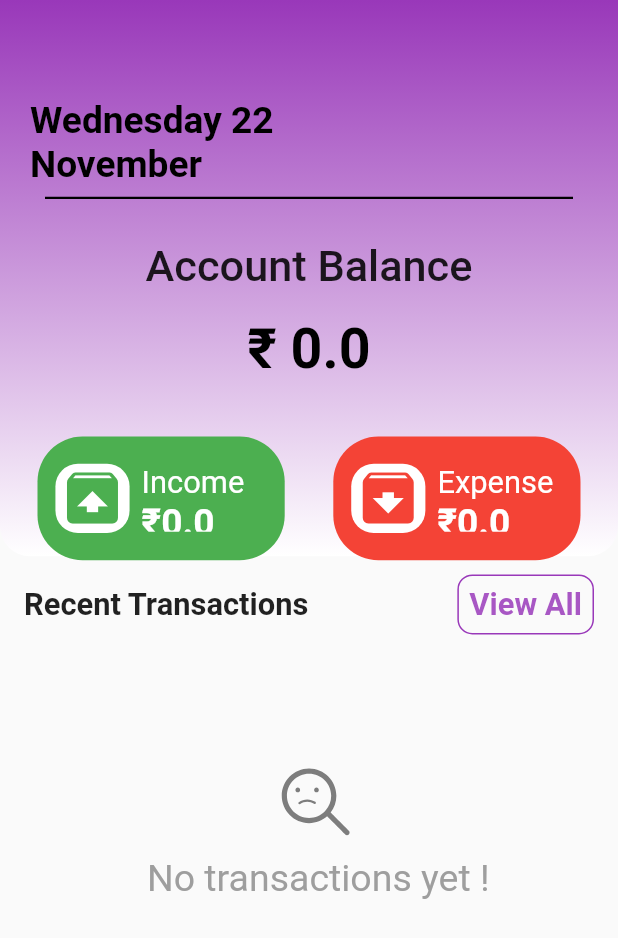
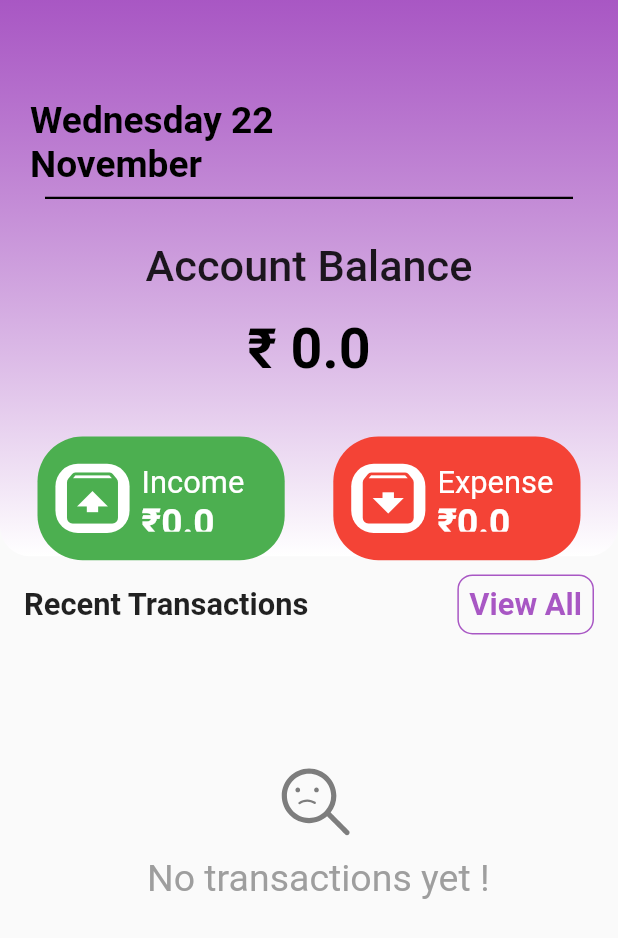
Before and after one commit to BIBINKB97/fund_flow, a Flutter app: the HomePage screen opened directly, on a phone screen of 412 x 824 dp. Shown: the top 938 px of the screen. Run offline on Flutter 3.47's test engine with Material 2 defaults, Android fonts, the phone set to English and light mode, and no system bars; our stand-ins replace flutter_slidable, google_fonts, hive, hive_flutter, iconly, lottie and 2 more; accounts and stored records are empty.

Commit message:
changing colors

```diff
--- a/lib/utils/colors.dart
+++ b/lib/utils/colors.dart
@@ -2,8 +2,10 @@ import 'package:flutter/material.dart';
 
 const kwhite = Colors.white;
 const kblack = Colors.black;
+const ktheme = Color.fromARGB(210, 151, 52, 184);
 const kred = Colors.red;
 const kgreen = Colors.green;
+const kblue = Colors.blue;
 const klight3 = Color.fromARGB(79, 177, 250, 186);
 const kgrey = Color.fromARGB(255, 132, 131, 131);
 const kAppbarWhite = Color.fromARGB(0, 255, 255, 255);
--- a/lib/view/home_page/home_page.dart
+++ b/lib/view/home_page/home_page.dart
@@ -1,5 +1,6 @@
 import 'package:flutter/material.dart';
 import 'package:fund_flow/database/transaction_db/transaction_db.dart';
+import 'package:fund_flow/utils/colors.dart';
 import 'package:fund_flow/view/home_page/balance/balance.dart';
 import 'package:fund_flow/view/home_page/recent_transactions/recent.dart';
 import 'package:fund_flow/view/transaction_list/transaction_list.dart';
@@ -28,8 +29,8 @@ class HomePage extends StatelessWidget {
                   begin: Alignment.topCenter,
                   end: Alignment.bottomCenter,
                   colors: const [
-                    Color.fromARGB(250, 151, 52, 184),
-                    Colors.white,
+              ktheme,
+                  kwhite,
                   ],
                 ),
               ),
@@ -46,7 +47,7 @@ class HomePage extends StatelessWidget {
                       style: TextStyle(
                         fontSize: MediaQuery.of(context).size.width * 0.06,
                         fontWeight: FontWeight.w600,
-                        color: Colors.black,
+                        color: kblack,
                       ),
                     ),
                   ),
@@ -54,7 +55,7 @@ class HomePage extends StatelessWidget {
                     indent: 30,
                     endIndent: 30,
                     thickness: 1.5,
-                    color: Colors.black,
+                    color: kblack,
                   ),
                   SizedBox(
                     height: MediaQuery.of(context).size.height * 0.025,
@@ -82,7 +83,7 @@ class HomePage extends StatelessWidget {
                               style: TextStyle(
                                 fontSize:
                                     MediaQuery.of(context).size.width * 0.09,
-                                color: Colors.black,
+                                color: kblack,
                                 fontWeight: FontWeight.w700,
                               ),
                             ),
@@ -103,7 +104,7 @@ class HomePage extends StatelessWidget {
                           width: MediaQuery.of(context).size.width * 0.4,
                           height: MediaQuery.of(context).size.height * 0.1,
                           decoration: BoxDecoration(
-                            color: Colors.green,
+                            color: kgreen,
                             borderRadius: BorderRadius.all(
                               Radius.circular(30),
                             ),
@@ -121,11 +122,11 @@ class HomePage extends StatelessWidget {
                                 decoration: BoxDecoration(
                                   borderRadius:
                                       BorderRadius.all(Radius.circular(15)),
-                                  color: Colors.white,
+                                  color: kwhite,
                                 ),
                                 child: Icon(
                                   Icons.unarchive,
-                                  color: Colors.green,
+                                  color: kgreen,
                                   size:
                                       MediaQuery.of(context).size.width * 0.11,
                                 ),
@@ -139,7 +140,7 @@ class HomePage extends StatelessWidget {
                                     Text(
                                       'Income',
                                       style: TextStyle(
-                                        color: Colors.white,
+                                        color:kwhite,
                                         fontSize:
                                             MediaQuery.of(context).size.width *
                                                 0.05,
@@ -164,7 +165,7 @@ class HomePage extends StatelessWidget {
                                                       .size
                                                       .width *
                                                   0.06,
-                                              color: Colors.white,
+                                              color: kwhite,
                                               fontWeight: FontWeight.w600,
                                             ),
                                             overflow: TextOverflow.ellipsis,
@@ -185,7 +186,7 @@ class HomePage extends StatelessWidget {
                           width: MediaQuery.of(context).size.width * 0.4,
                           height: MediaQuery.of(context).size.height * 0.1,
                           decoration: BoxDecoration(
-                            color: Colors.red,
+                            color: kred,
                             borderRadius: BorderRadius.all(
                               Radius.circular(30),
                             ),
@@ -203,11 +204,11 @@ class HomePage extends StatelessWidget {
                                 decoration: BoxDecoration(
                                   borderRadius:
                                       BorderRadius.all(Radius.circular(15)),
-                                  color: Colors.white,
+                                  color: kwhite,
                                 ),
                                 child: Icon(
                                   Icons.archive,
-                                  color: Colors.red,
+                                  color: kred,
                                   size:
                                       MediaQuery.of(context).size.width * 0.11,
                                 ),
@@ -221,7 +222,7 @@ class HomePage extends StatelessWidget {
                                     Text(
                                       'Expense',
                                       style: TextStyle(
-                                        color: Colors.white,
+                                        color: kwhite,
                                         fontSize:
                                             MediaQuery.of(context).size.width *
                                                 0.05,
@@ -246,7 +247,7 @@ class HomePage extends StatelessWidget {
                                                       .size
                                                       .width *
                                                   0.06,
-                                              color: Colors.white,
+                                              color: kwhite,
                                               fontWeight: FontWeight.w600,
                                             ),
                                             overflow: TextOverflow.ellipsis,
@@ -284,7 +285,7 @@ class HomePage extends StatelessWidget {
                   RoundedRectangleBorder(
                     borderRadius: BorderRadius.circular(10),
                     side: BorderSide(
-                      color: Color.fromARGB(250, 151, 52, 184),
+                      color: ktheme,
                     ),
                   ),
                 ),
@@ -300,7 +301,7 @@ class HomePage extends StatelessWidget {
               child: Text(
                 'View All',
                 style: TextStyle(
-                  color: Color.fromARGB(210, 151, 52, 184),
+                  color: ktheme,
                   fontSize: MediaQuery.of(context).size.width * 0.05,
                   fontWeight: FontWeight.w600,
                 ),
--- a/lib/view/splash_screens/splash2.dart
+++ b/lib/view/splash_screens/splash2.dart
@@ -1,6 +1,7 @@
 import 'dart:async';
 import 'package:flutter/material.dart';
 import 'package:fund_flow/database/chart_db/chart_db.dart';
+import 'package:fund_flow/utils/colors.dart';
 import 'package:fund_flow/view/home_page/bottom_navbar/bottom_nav.dart';
 import 'package:google_fonts/google_fonts.dart';
 
@@ -33,7 +34,7 @@ class _Splash2State extends State<Splash2> {
     final double linearProgressWidth = screenWidth * 0.3;
 
     return Scaffold(
-      backgroundColor: Colors.black,
+      backgroundColor: kblack,
       body: SafeArea(
         child: SingleChildScrollView(
           child: Column(
@@ -54,7 +55,8 @@ class _Splash2State extends State<Splash2> {
                   style: GoogleFonts.exo(
                     fontSize: appNameFontSize,
                     fontWeight: FontWeight.w800,
-                    color: Colors.white,
+                    color: kwhite
+                    ,
                   ),
                 ),
               ),
```
Also changed, not shown: lib/view/home_page/widgets/inc_exp_cards.dart (+4 -3 lines), lib/view/splash_screens/splash1.dart (+10 -7 lines), lib/view/transaction_list/edit_and_view_details/detailed_view_of_transaction.dart (+18 -17 lines), lib/view/transaction_list/edit_and_view_details/edit_transaction.dart (+29 -25 lines), lib/view/transaction_list/transaction_list.dart (+18 -17 lines).
